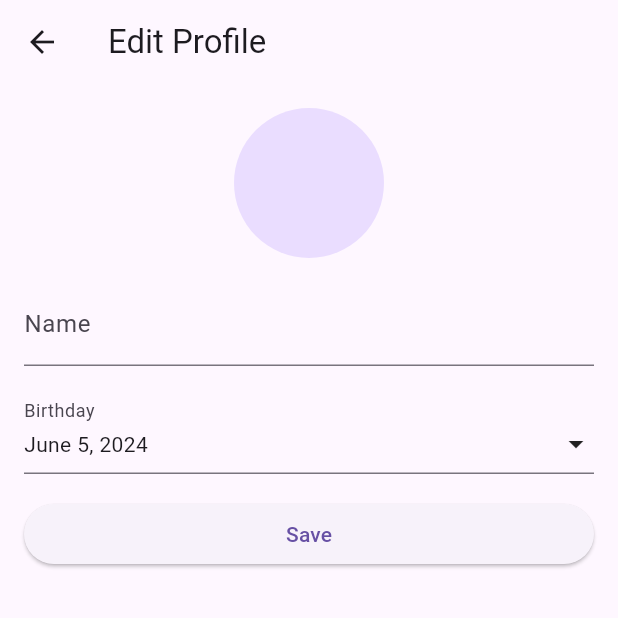
After one commit to stefanusrico/StudyPal, a Flutter app: the ProfilePage screen opened directly, after a tap on "Edit", on a phone screen of 412 x 824 dp, the top half of it. The commit adds this screen. Run offline on Flutter 3.47's test engine with Material 3 defaults, Android fonts, the phone set to English and light mode, and no system bars; our stand-ins replace animated_bottom_navigation_bar, file_picker, fl_chart, flutter_chat_types, flutter_chat_ui, flutter_colorpicker and 9 more; missing offline and left inert: jwt_decode; accounts and stored records are empty; network calls fail.

Commit message:
add: edit profile page

```diff
--- /dev/null
+++ b/StudyPal/flutter_studypal/lib/pages/edit_profile.dart
@@ -0,0 +1,170 @@
+import 'package:flutter/material.dart';
+import 'package:intl/intl.dart';
+import 'package:http/http.dart' as http;
+import 'dart:convert';
+
+import 'package:shared_preferences/shared_preferences.dart';
+
+class EditProfilePage extends StatefulWidget {
+  const EditProfilePage({super.key});
+
+  @override
+  _EditProfilePageState createState() => _EditProfilePageState();
+}
+
+class _EditProfilePageState extends State<EditProfilePage> {
+  late TextEditingController _nameController;
+  late DateTime _selectedDate;
+  String? email;
+  String? token;
+
+  @override
+  void initState() {
+    super.initState();
+    _nameController = TextEditingController();
+    _selectedDate = DateTime.now();
+    _getEmailandToken().then((_) {
+      getProfileData();
+    });
+  }
+
+  @override
+  void dispose() {
+    _nameController.dispose();
+    super.dispose();
+  }
+
+  Future<void> _selectDate(BuildContext context) async {
+    final DateTime? picked = await showDatePicker(
+      context: context,
+      initialDate: _selectedDate,
+      firstDate: DateTime(1900),
+      lastDate: DateTime(2100),
+    );
+    if (picked != null && picked != _selectedDate) {
+      setState(() {
+        _selectedDate = picked;
+      });
+    }
+  }
+
+  Future<void> _getEmailandToken() async {
+    SharedPreferences prefs = await SharedPreferences.getInstance();
+    setState(() {
+      email = prefs.getString('email');
+      token = prefs.getString('token');
+    });
+  }
+
+  Future<void> saveProfileChanges(
+    String firstName,
+    String lastName,
+    DateTime birthDate,
+  ) async {
+    final url = Uri.parse('http://10.0.2.2:4000/users/$email');
+    final response = await http.put(
+      url,
+      headers: {
+        'Content-Type': 'application/json',
+        "Authorization": "Bearer $token",
+      },
+      body: json.encode({
+        'first_name': firstName,
+        'last_name': lastName,
+        'birth_date': birthDate.toIso8601String(),
+      }),
+    );
+
+    if (response.statusCode == 200) {
+      // Profil berhasil diperbarui
+      print('Profile updated successfully');
+    } else {
+      // Terjadi kesalahan saat memperbarui profil
+      print('Failed to update profile: ${response.body}');
+    }
+  }
+
+  Future<void> getProfileData() async {
+    final url = Uri.parse('http://10.0.2.2:4000/users/$email');
+    final response = await http.get(
+      url,
+      headers: {
+        "Authorization": "Bearer $token",
+      },
+    );
+
+    if (response.statusCode == 200) {
+      final data = json.decode(response.body);
+      final fullName = data['fullName'];
+      final birthDate = DateTime.parse(data['birth_date']);
+
+      setState(() {
+        _nameController.text = fullName;
+        _selectedDate = birthDate;
+      });
+    } else {
+      print('Failed to fetch user data: ${response.body}');
+    }
+  }
+
+  @override
+  Widget build(BuildContext context) {
+    return Scaffold(
+      appBar: AppBar(
+        title: const Text('Edit Profile'),
+      ),
+      body: SingleChildScrollView(
+        padding: const EdgeInsets.all(16.0),
+        child: Column(
+          crossAxisAlignment: CrossAxisAlignment.stretch,
+          children: [
+            GestureDetector(
+              onTap: () {
+                // Implement logic to select and update profile picture
+              },
+              child: const CircleAvatar(
+                radius: 50,
+                // backgroundImage:
+                //     NetworkImage('https://example.com/profile.jpg'),
+              ),
+            ),
+            const SizedBox(height: 16),
+            TextField(
+              controller: _nameController,
+              decoration: const InputDecoration(
+                labelText: 'Name',
+              ),
+            ),
+            const SizedBox(height: 16),
+            InkWell(
+              onTap: () => _selectDate(context),
+              child: InputDecorator(
+                decoration: const InputDecoration(
+                  labelText: 'Birthday',
+                ),
+                child: Row(
+                  mainAxisAlignment: MainAxisAlignment.spaceBetween,
+                  children: [
+                    Text(DateFormat('MMMM d, yyyy').format(_selectedDate)),
+                    const Icon(Icons.arrow_drop_down),
+                  ],
+                ),
+              ),
+            ),
+            const SizedBox(height: 16),
+            ElevatedButton(
+              onPressed: () {
+                final nameParts = _nameController.text.split(' ');
+                final firstName =
+                    nameParts.sublist(0, nameParts.length - 1).join(' ');
+                final lastName = nameParts.length > 1 ? nameParts.last : '';
+                saveProfileChanges(firstName, lastName, _selectedDate);
+              },
+              child: const Text('Save'),
+            ),
+          ],
+        ),
+      ),
+    );
+  }
+}
--- a/StudyPal/flutter_studypal/lib/pages/profile_page.dart
+++ b/StudyPal/flutter_studypal/lib/pages/profile_page.dart
@@ -1,5 +1,6 @@
 import 'package:flutter/material.dart';
 import 'package:flutter_studypal/pages/auth/login_page.dart';
+import 'package:flutter_studypal/pages/edit_profile.dart';
 import 'package:intl/intl.dart';
 import 'settings_page.dart';
 import 'notifications_page.dart';
@@ -297,7 +298,6 @@ class _ProfilePageState extends State<ProfilePage> {
                   padding: const EdgeInsets.all(16.0),
                   child: Column(
                     children: [
-                      // Baris pertama: Profil dengan ikon, nama, dan tombol edit
                       Row(
                         crossAxisAlignment: CrossAxisAlignment.center,
                         children: [
@@ -330,29 +330,40 @@ class _ProfilePageState extends State<ProfilePage> {
                               ],
                             ),
                           ),
-                          // Tombol Edit dengan border circle
                           ElevatedButton(
                               onPressed: () {},
                               style: ElevatedButton.styleFrom(
                                 shape: RoundedRectangleBorder(
-                                borderRadius: BorderRadius.circular(
-                                    20), // Sudut melengkung
+                                  borderRadius: BorderRadius.circular(20),
                                 ),
                                 padding: const EdgeInsets.symmetric(
                                   horizontal: 35,
                                   vertical: 0,
-                              ), // Padding untuk tombol
+                                ),
                                 backgroundColor: themeProvider
                                     .primaryColor, // Warna latar belakang
                                 foregroundColor: Colors.white, // Warna teks
                               ),
+                              child: SizedBox(
+                                width: 50,
+                                height: 40, // Atur lebar sesuai kebutuhan
+                                child: TextButton(
+                                  onPressed: () {
+                                    Navigator.push(
+                                        context,
+                                        MaterialPageRoute(
+                                          builder: (context) =>
+                                              const EditProfilePage(), // Arahkan ke SettingsPage
+                                        ));
+                                  },
                                   child: const Text(
                                     'Edit',
                                     style: TextStyle(
-                                fontSize: 13,
+                                      fontSize: 14,
                                     ),
                                   ),
                                 ),
+                              ))
                         ],
                       ),
                       const SizedBox(
```
Also changed, not shown: StudyPal/flutter_studypal/lib/pages/chat_screen.dart (+19 -23 lines). Lines whose indentation alone changed are shown as unchanged.
